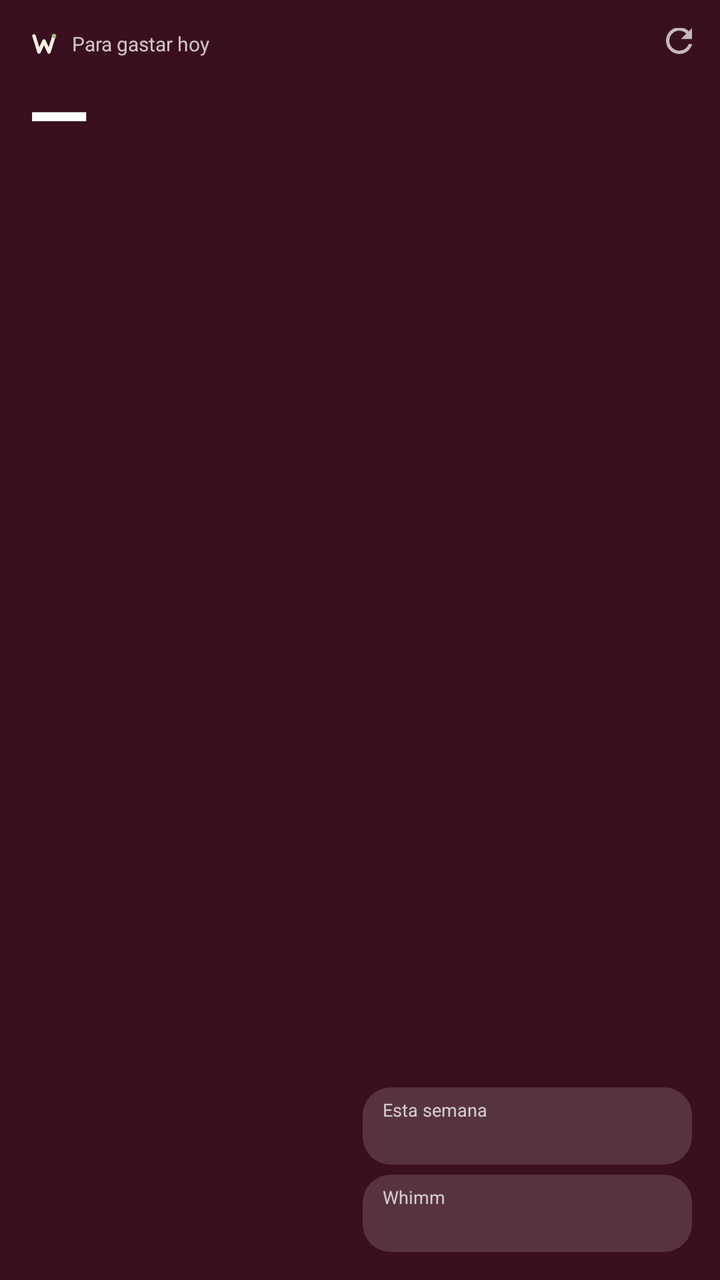
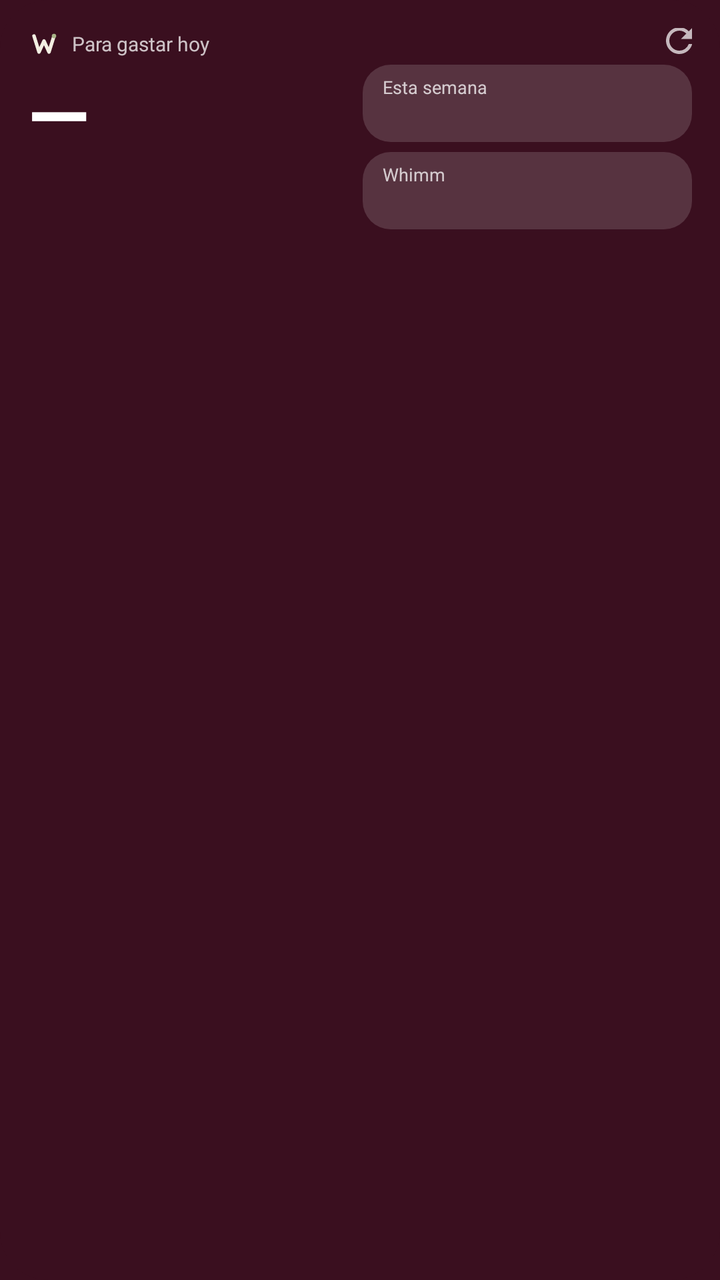

Screens rendered from an Android XML layout before and after an edit, with the pre-edit source and the edit as a unified diff.
<!-- AndroidManifest.xml: application theme Theme.Whital -->
<!-- res/layout/widget.xml -->
<?xml version="1.0" encoding="utf-8"?>
<LinearLayout xmlns:android="http://schemas.android.com/apk/res/android"
    android:id="@+id/raiz"
    android:layout_width="match_parent"
    android:layout_height="match_parent"
    android:background="@drawable/widget_fondo"
    android:orientation="horizontal"
    android:padding="14dp">

    <LinearLayout
        android:layout_width="0dp"
        android:layout_height="match_parent"
        android:layout_weight="1.1"
        android:orientation="vertical">

        <LinearLayout
            android:layout_width="wrap_content"
            android:layout_height="wrap_content"
            android:gravity="center_vertical"
            android:orientation="horizontal">

            <ImageView
                android:id="@+id/marca"
                android:layout_width="16dp"
                android:layout_height="16dp"
                android:contentDescription="Whital"
                android:src="@drawable/ic_w_marca" />

            <TextView
                android:id="@+id/titulo"
                android:layout_width="wrap_content"
                android:layout_height="wrap_content"
                android:layout_marginStart="6dp"
                android:maxLines="1"
                android:text="Para gastar hoy"
                android:textColor="#BFFFFFFF"
                android:textSize="10sp" />
        </LinearLayout>

        <TextView
            android:id="@+id/monto"
            android:layout_width="wrap_content"
            android:layout_height="wrap_content"
            android:maxLines="1"
            android:text="—"
            android:textColor="#FFFFFF"
            android:textSize="40sp"
            android:textStyle="bold" />

        <FrameLayout
            android:layout_width="match_parent"
            android:layout_height="0dp"
            android:layout_weight="1" />

        <TextView
            android:id="@+id/actualizado"
            android:layout_width="wrap_content"
            android:layout_height="wrap_content"
            android:maxLines="1"
            android:textColor="#80FFFFFF"
            android:textSize="10sp" />
    </LinearLayout>

    <LinearLayout
        android:layout_width="0dp"
        android:layout_height="match_parent"
        android:layout_marginStart="10dp"
        android:layout_weight="1.15"
        android:gravity="center_vertical"
        android:orientation="vertical">

        <RelativeLayout
            android:layout_width="match_parent"
            android:layout_height="wrap_content">

            <ImageButton
                android:id="@+id/refrescar"
                android:layout_width="24dp"
                android:layout_height="24dp"
                android:layout_alignParentEnd="true"
                android:layout_marginTop="-6dp"
                android:layout_marginEnd="-6dp"
                android:background="@android:color/transparent"
                android:contentDescription="Actualizar"
                android:src="@drawable/ic_refresh" />
        </RelativeLayout>

        <FrameLayout
            android:layout_width="match_parent"
            android:layout_height="0dp"
            android:layout_weight="1" />

        <LinearLayout
            android:layout_width="match_parent"
            android:layout_height="wrap_content"
            android:background="@drawable/widget_chip"
            android:orientation="vertical"
            android:paddingStart="10dp"
            android:paddingTop="5dp"
            android:paddingEnd="10dp"
            android:paddingBottom="5dp">

            <TextView
                android:id="@+id/semanaEtiqueta"
                android:layout_width="match_parent"
                android:layout_height="wrap_content"
                android:maxLines="1"
                android:text="Esta semana"
                android:textColor="#BFFFFFFF"
                android:textSize="9sp" />

            <TextView
                android:id="@+id/semanaValor"
                android:layout_width="match_parent"
                android:layout_height="wrap_content"
                android:ellipsize="end"
                android:maxLines="1"
                android:textColor="#FFFFFF"
                android:textSize="12sp"
                android:textStyle="bold" />
        </LinearLayout>

        <LinearLayout
            android:layout_width="match_parent"
            android:layout_height="wrap_content"
            android:layout_marginTop="5dp"
            android:background="@drawable/widget_chip"
            android:orientation="vertical"
            android:paddingStart="10dp"
            android:paddingTop="5dp"
            android:paddingEnd="10dp"
            android:paddingBottom="5dp">

            <TextView
                android:id="@+id/whimmEtiqueta"
                android:layout_width="match_parent"
                android:layout_height="wrap_content"
                android:maxLines="1"
                android:text="Whimm"
                android:textColor="#BFFFFFFF"
                android:textSize="9sp" />

            <TextView
                android:id="@+id/whimmValor"
                android:layout_width="match_parent"
                android:layout_height="wrap_content"
                android:ellipsize="end"
                android:maxLines="1"
                android:textColor="#FFFFFF"
                android:textSize="12sp"
                android:textStyle="bold" />
        </LinearLayout>
    </LinearLayout>
</LinearLayout>
<!-- resources referenced by this layout -->
<resources>
  <!-- drawable ic_refresh (drawable) -->
  <?xml version="1.0" encoding="utf-8"?>
  <vector xmlns:android="http://schemas.android.com/apk/res/android"
      android:width="20dp"
      android:height="20dp"
      android:viewportWidth="24"
      android:viewportHeight="24"
      android:tint="#B3FFFFFF">
      <path
          android:fillColor="#FFFFFFFF"
          android:pathData="M17.65,6.35A7.958,7.958 0,0 0,12 4c-4.42,0 -7.99,3.58 -7.99,8s3.57,8 7.99,8c3.73,0 6.84,-2.55 7.73,-6h-2.08A5.99,5.99 0,0 1,12 18c-3.31,0 -6,-2.69 -6,-6s2.69,-6 6,-6c1.66,0 3.14,0.69 4.22,1.78L13,11h7V4l-2.35,2.35z" />
  </vector>
  <!-- drawable ic_w_marca (drawable) -->
  <?xml version="1.0" encoding="utf-8"?>
  <vector xmlns:android="http://schemas.android.com/apk/res/android"
      android:width="18dp"
      android:height="18dp"
      android:viewportWidth="64"
      android:viewportHeight="64">
      <path
          android:fillColor="#00000000"
          android:pathData="M12,16 L22,48 L32,26 L42,48 L52,16"
          android:strokeColor="#F3EFE2"
          android:strokeLineCap="round"
          android:strokeLineJoin="round"
          android:strokeWidth="7" />
      <path
          android:fillColor="#A8B488"
          android:pathData="M47.6,16 a4.4,4.4 0 1,0 8.8,0 a4.4,4.4 0 1,0 -8.8,0" />
  </vector>
  <!-- drawable widget_chip (drawable) -->
  <?xml version="1.0" encoding="utf-8"?>
  <shape xmlns:android="http://schemas.android.com/apk/res/android" android:shape="rectangle">
      <solid android:color="#26FFFFFF" />
      <corners android:radius="14dp" />
  </shape>
  <!-- drawable widget_fondo (drawable) -->
  <?xml version="1.0" encoding="utf-8"?>
  <shape xmlns:android="http://schemas.android.com/apk/res/android" android:shape="rectangle">
      <solid android:color="@color/whital_vino" />
      <corners android:radius="24dp" />
  </shape>
  <style name="Theme.Whital" parent="Theme.AppCompat.Light.NoActionBar">
          <item name="colorPrimary">@color/whital_vino</item>
          <item name="colorPrimaryDark">@color/whital_vino</item>
          <item name="colorAccent">@color/whital_vino</item>
          <item name="android:windowBackground">@color/whital_vino</item>
      </style>
  <color name="whital_vino">#3A0F1F</color>
</resources>

<!-- the commit's change to res/layout/widget.xml (unified diff, before → after) -->
@@ -66,7 +66,6 @@
         android:layout_height="match_parent"
         android:layout_marginStart="10dp"
         android:layout_weight="1.15"
-        android:gravity="center_vertical"
         android:orientation="vertical">
 
         <RelativeLayout
@@ -84,11 +83,6 @@
                 android:contentDescription="Actualizar"
                 android:src="@drawable/ic_refresh" />
         </RelativeLayout>
-
-        <FrameLayout
-            android:layout_width="match_parent"
-            android:layout_height="0dp"
-            android:layout_weight="1" />
 
         <LinearLayout
             android:layout_width="match_parent"
